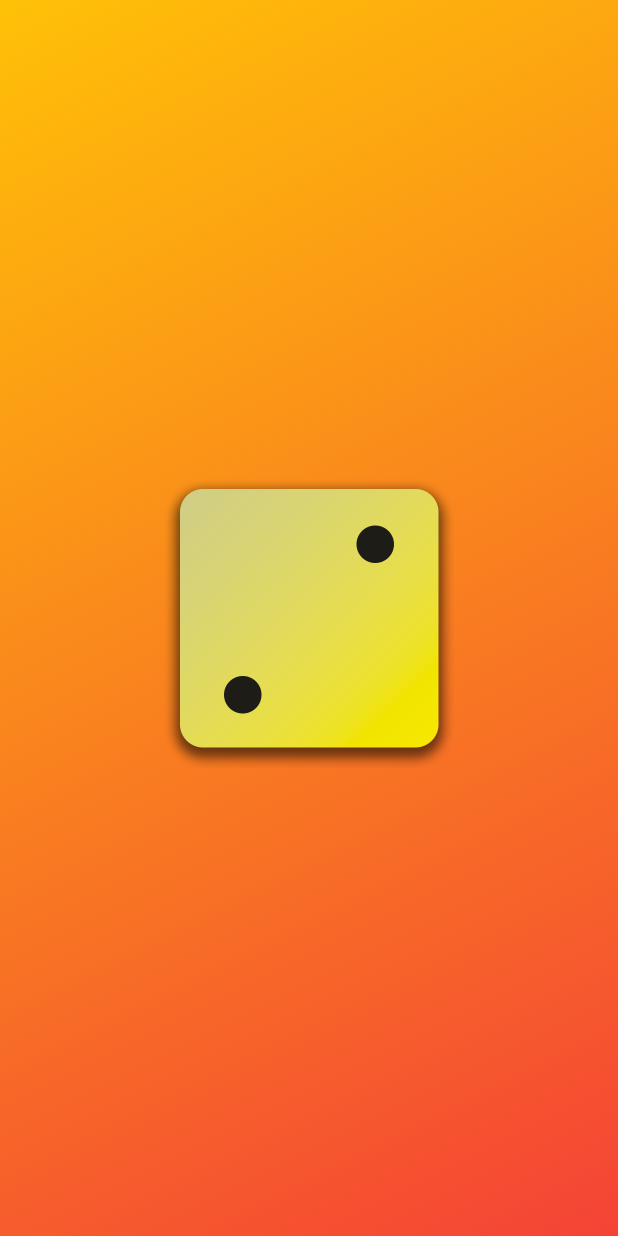
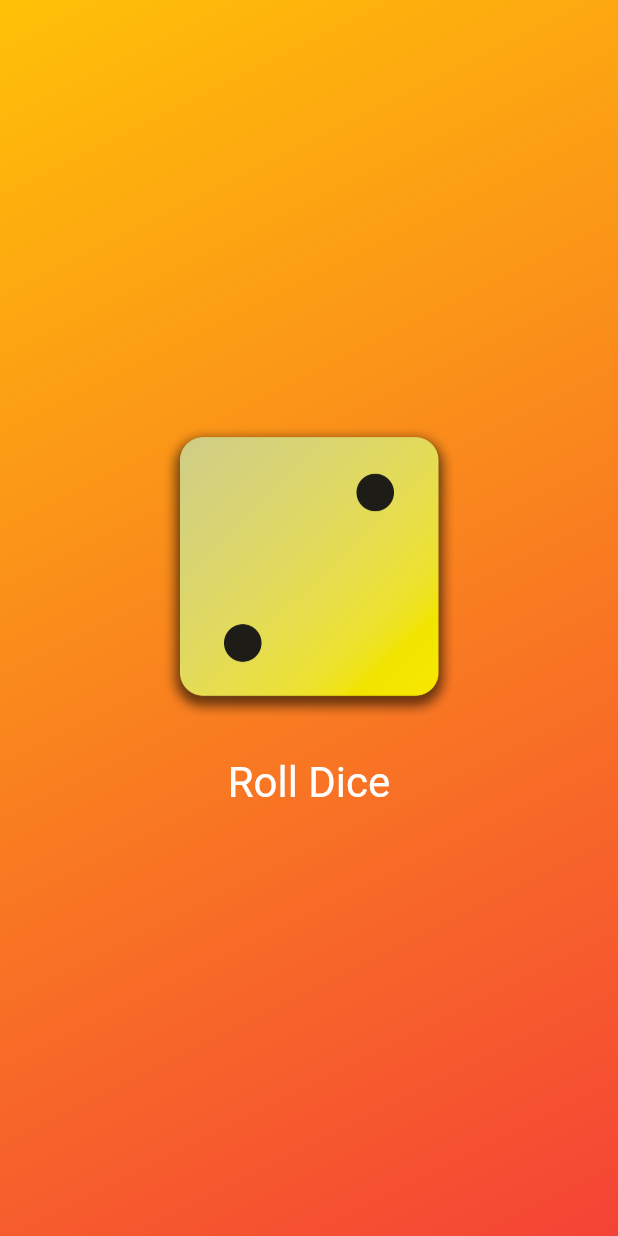
Before and after one commit to eml-bin/flutter-course-samples, a Flutter app: the screen it shows after launch, on a phone screen of 412 x 824 dp. Run offline on Flutter 3.47's test engine with Material 2 defaults, Android fonts, the phone set to English and light mode, and no system bars.

Commit message:
Try to change image with StatelessWidget (GradientContainer) but not success, we need a StatefulWidget

```diff
--- a/first_app/lib/gradient_container.dart
+++ b/first_app/lib/gradient_container.dart
@@ -13,15 +13,21 @@
   // StatelessWidget needs `key` parameter
 
   // Here we add another parameter, the list of colors
-  const GradientContainer({super.key, required this.colors});
+  GradientContainer({super.key, required this.colors});
 
   // Another constructor, with defined colors
-  GradientContainer.sunset({super.key})
-      : colors = [Colors.amber, Colors.red];
+  GradientContainer.sunset({super.key}) : colors = [Colors.amber, Colors.red];
 
   // We add the final list of colors
   final List<Color> colors;
 
+  // Variable
+  var activeDiceImage = 'assets/images/dice-2.png';
+
+  void rollDice() {
+    // ...
+    activeDiceImage = 'assets/images/dice-4.png';
+  }
   // build method automatically receive by Flutter a values of context
   // context. Object that containts useful information
   @override
@@ -37,9 +43,32 @@
       ),
       child: Center(
         // Image Widget has a default constructor function called `asset`
-        child: Image.asset(
-          'assets/images/dice-2.png',
-          width: 200,
+        child: Column(
+          // We need this mainAxisSize because Column and Row takes all the available space of container Widget
+          mainAxisSize: MainAxisSize.min,
+          children: [
+            Image.asset(
+              activeDiceImage,
+              width: 200,
+            ),
+            // SizedBox it's another way to put an space between Widgets
+            const SizedBox(
+              height: 20,
+            ),
+            TextButton(
+              onPressed: rollDice,
+              // We use styleFrom constructor for replace default style values of TextButton
+              style: TextButton.styleFrom(
+                // EdgeInsets allow to padding all or specific the padding position (top, left, right, bottom)
+                // padding: const EdgeInsets.only(
+                //   top: 20,
+                // ),
+                foregroundColor: Colors.white,
+                textStyle: const TextStyle(fontSize: 28),
+              ),
+              child: const Text("Roll Dice"),
+            )
+          ],
         ),
       ),
     );
```
